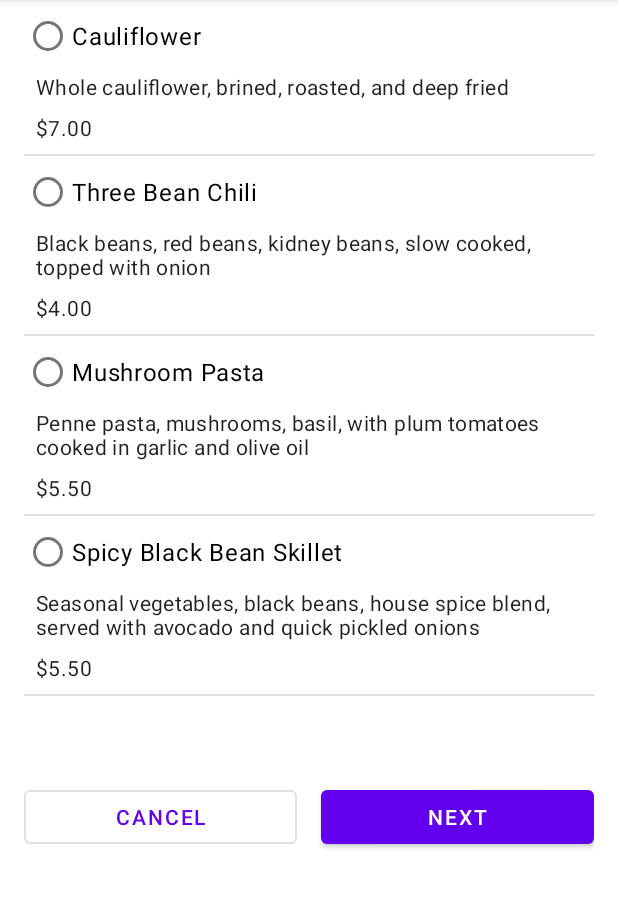
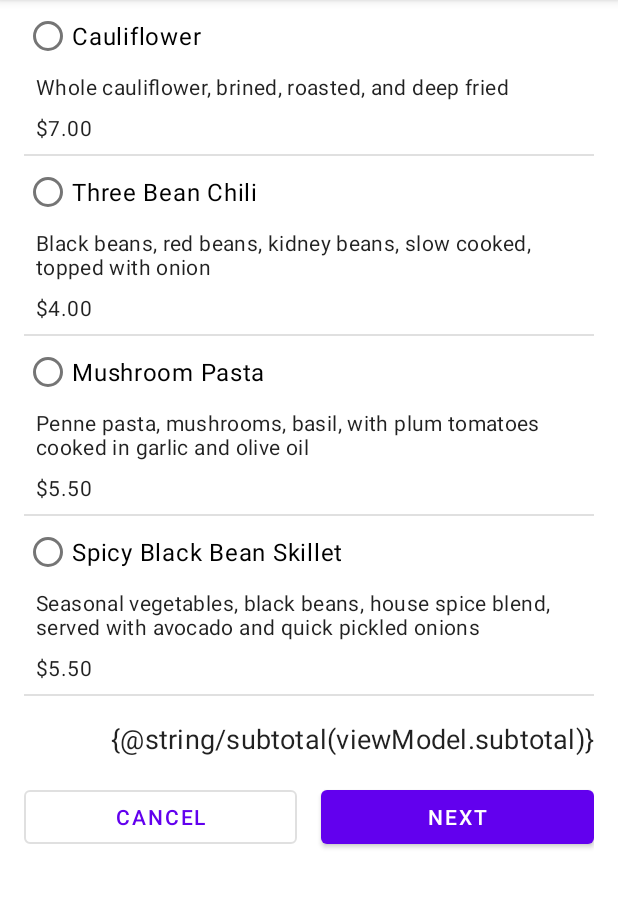
Before and after one commit to Gabriiel99/LunchTray-App, an Android app: the fragment EntreeMenuFragment shown on its own in the app's theme, on a phone screen of 412 x 824 dp, the part 84-992 px from its top. Run offline under Robolectric (Android 15) with nearby library versions, the phone set to English and light mode, and no system bars; our stand-ins replace data binding.

Commit message:
set the text to the current subtotal value from the view model

```diff
--- a/app/src/main/res/layout/fragment_entree_menu.xml
+++ b/app/src/main/res/layout/fragment_entree_menu.xml
@@ -174,9 +174,9 @@
                 app:layout_constraintStart_toStartOf="parent"
                 app:layout_constraintTop_toBottomOf="@id/entree_options" />
 
-            <!-- TODO: set the text to the current subtotal value from the view model -->
             <TextView
                 android:id="@+id/subtotal"
+                android:text="{@string/subtotal(viewModel.subtotal)}"
                 style="@style/Widget.LunchTray.TextView.Subtotal"
                 app:layout_constraintEnd_toEndOf="parent"
                 app:layout_constraintTop_toBottomOf="@id/divider"
```
